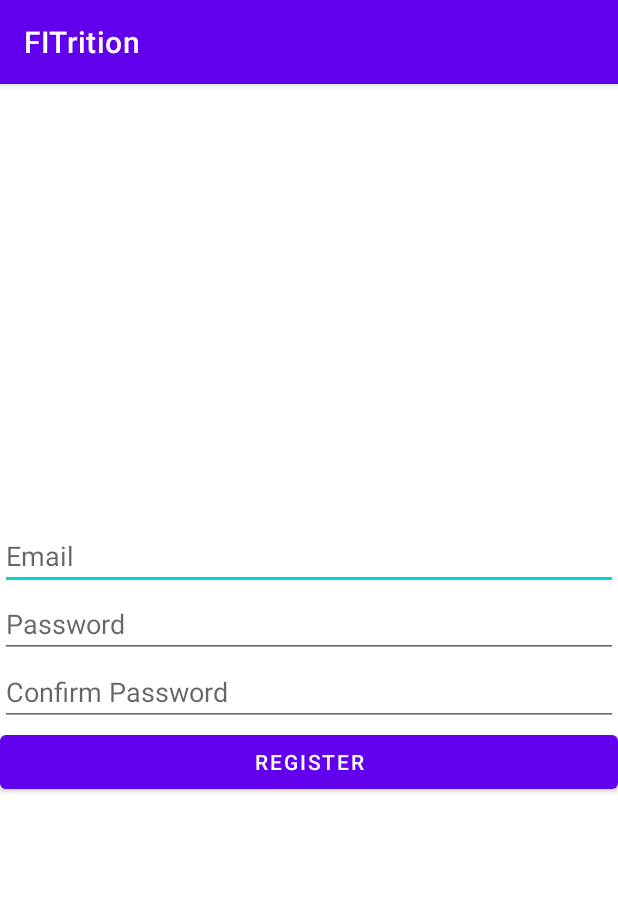
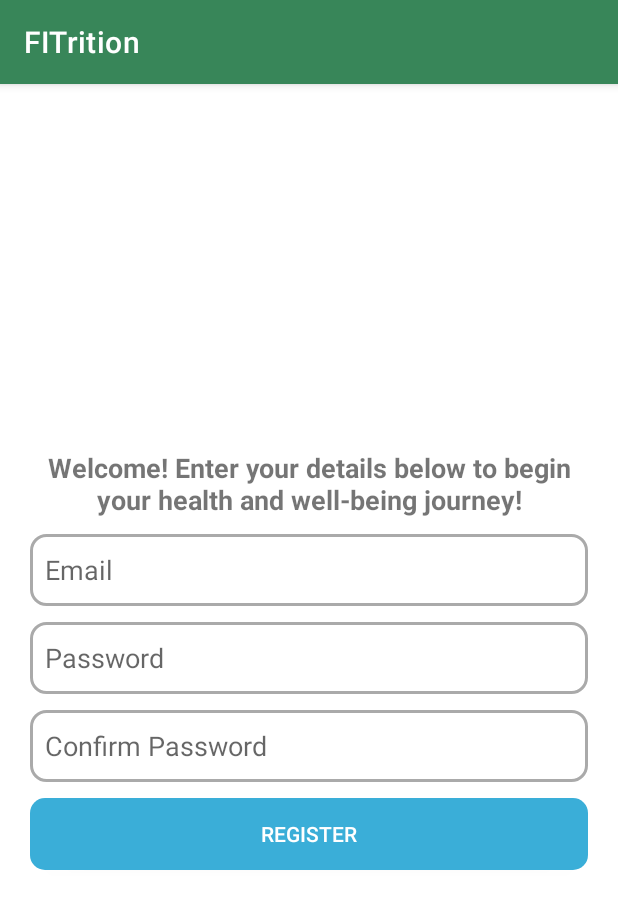
Before and after one commit to nextedoff/FITrition, an Android app: the RegisterActivity screen opened directly, with no data from a screen before it, on a phone screen of 412 x 824 dp. Shown: the top 909 px of the screen. Run offline under Robolectric (Android 15) with nearby library versions, the phone set to English and light mode, and no system bars.

Commit message:
Update styling of main activity and register activity

```diff
--- /dev/null
+++ b/app/src/main/res/drawable-v24/register_register_button.xml
@@ -0,0 +1,6 @@
+<?xml version="1.0" encoding="utf-8"?>
+<shape xmlns:android="http://schemas.android.com/apk/res/android">
+    <corners android:radius="10dp"/>
+    <solid android:color="@color/cerulean_crayola"/>
+    <size android:height="48dp"/>
+</shape>
--- /dev/null
+++ b/app/src/main/res/drawable-v24/register_text_field.xml
@@ -0,0 +1,8 @@
+<?xml version="1.0" encoding="utf-8"?>
+<shape xmlns:android="http://schemas.android.com/apk/res/android">
+    <corners android:radius="10dp"/>
+    <stroke android:width="2dp" android:color="@android:color/darker_gray"/>
+    <solid android:color="@android:color/transparent"/>
+    <size android:height="48dp" />
+    <padding android:right="10dp" android:left="10dp" android:top="10dp" android:bottom="10dp" />
+</shape>
--- /dev/null
+++ b/app/src/main/res/drawable/main_register_button.xml
@@ -0,0 +1,6 @@
+<?xml version="1.0" encoding="utf-8"?>
+<shape xmlns:android="http://schemas.android.com/apk/res/android">
+    <corners android:radius="10dp"/>
+    <solid android:color="@color/cerulean_crayola"/>
+    <size android:height="48dp"/>
+</shape>
--- a/app/src/main/res/layout/activity_main.xml
+++ b/app/src/main/res/layout/activity_main.xml
@@ -5,7 +5,8 @@
     android:layout_width="match_parent"
     android:layout_height="match_parent"
     tools:context=".MainActivity"
-    android:orientation="vertical">
+    android:orientation="vertical"
+    android:layout_marginHorizontal="20dp">
 
     <TextView
         android:layout_width="match_parent"
@@ -25,14 +26,19 @@
             android:id="@+id/main_register_button"
             android:layout_width="match_parent"
             android:layout_height="wrap_content"
-            android:text="@string/register" />
+            android:background="@drawable/main_register_button"
+            android:text="@string/register"
+            android:textColor="@color/white"
+            android:layout_marginVertical="5dp"/>
 
         <androidx.appcompat.widget.AppCompatButton
             android:id="@+id/main_login_button"
             android:layout_width="match_parent"
             android:layout_height="wrap_content"
             android:text="@string/log_in"
-            android:background="@android:color/transparent" />
+            android:background="@android:color/transparent"
+            android:textColor="@color/cerulean_crayola"
+            android:layout_marginVertical="5dp"/>
 
     </LinearLayout>
 
--- a/app/src/main/res/layout/activity_register.xml
+++ b/app/src/main/res/layout/activity_register.xml
@@ -6,33 +6,51 @@
     android:layout_height="match_parent"
     tools:context=".RegisterActivity"
     android:orientation="vertical"
-    android:gravity="center">
+    android:gravity="center"
+    android:layout_marginHorizontal="20dp">
 
+    <androidx.appcompat.widget.AppCompatTextView
+        android:layout_width="match_parent"
+        android:layout_height="wrap_content"
+        android:text="@string/register_message"
+        android:textStyle="bold"
+        android:textSize="18dp"
+        android:gravity="center"
+        android:layout_marginVertical="5dp"/>
     <androidx.appcompat.widget.AppCompatEditText
         android:id="@+id/email"
         android:layout_width="match_parent"
         android:layout_height="wrap_content"
         android:hint="@string/email"
-        android:inputType="textEmailAddress"/>
+        android:inputType="textEmailAddress"
+        android:background="@drawable/register_text_field"
+        android:layout_marginVertical="5dp"/>
 
     <androidx.appcompat.widget.AppCompatEditText
         android:id="@+id/password"
         android:layout_width="match_parent"
         android:layout_height="wrap_content"
         android:hint="@string/password"
-        android:inputType="textPassword" />
+        android:inputType="textPassword"
+        android:background="@drawable/register_text_field"
+        android:layout_marginVertical="5dp"/>
 
     <androidx.appcompat.widget.AppCompatEditText
         android:id="@+id/confirm_password"
         android:layout_width="match_parent"
         android:layout_height="wrap_content"
         android:hint="@string/confirm_password"
-        android:inputType="textPassword"/>
+        android:inputType="textPassword"
+        android:background="@drawable/register_text_field"
+        android:layout_marginVertical="5dp"/>
 
-    <Button
+    <androidx.appcompat.widget.AppCompatButton
         android:id="@+id/register"
         android:layout_width="match_parent"
         android:layout_height="wrap_content"
-        android:text="@string/register" />
+        android:text="@string/register"
+        android:background="@drawable/register_register_button"
+        android:textColor="@color/white"
+        android:layout_marginVertical="5dp"/>
 
 </LinearLayout>
--- a/app/src/main/res/values-night/themes.xml
+++ b/app/src/main/res/values-night/themes.xml
@@ -2,13 +2,13 @@
     <!-- Base application theme. -->
     <style name="Theme.FITrition" parent="Theme.MaterialComponents.DayNight.DarkActionBar">
         <!-- Primary brand color. -->
-        <item name="colorPrimary">@color/purple_200</item>
-        <item name="colorPrimaryVariant">@color/purple_700</item>
+        <item name="colorPrimary">@color/sea_green</item>
+        <item name="colorPrimaryVariant">@color/medium_sea_green</item>
         <item name="colorOnPrimary">@color/black</item>
         <!-- Secondary brand color. -->
-        <item name="colorSecondary">@color/teal_200</item>
-        <item name="colorSecondaryVariant">@color/teal_200</item>
-        <item name="colorOnSecondary">@color/black</item>
+        <item name="colorSecondary">@color/cerulean_crayola</item>
+        <item name="colorSecondaryVariant">@color/sky_blue_crayola</item>
+        <item name="colorOnSecondary">@color/white</item>
         <!-- Status bar color. -->
         <item name="android:statusBarColor" tools:targetApi="l">?attr/colorPrimaryVariant</item>
         <!-- Customize your theme here. -->
--- a/app/src/main/res/values/colors.xml
+++ b/app/src/main/res/values/colors.xml
@@ -1,10 +1,11 @@
 <?xml version="1.0" encoding="utf-8"?>
 <resources>
-    <color name="purple_200">#FFBB86FC</color>
-    <color name="purple_500">#FF6200EE</color>
-    <color name="purple_700">#FF3700B3</color>
-    <color name="teal_200">#FF03DAC5</color>
-    <color name="teal_700">#FF018786</color>
+    <color name="sea_green">#FF388659</color>
+    <color name="medium_sea_green">#FF52AA5E</color>
+    <color name="msu_green">#FF214537</color>
+    <color name="cerulean_crayola">#FF3AAED8</color>
+    <color name="sky_blue_crayola">#5DE1FE</color>
+
     <color name="black">#FF000000</color>
     <color name="white">#FFFFFFFF</color>
 </resources>
--- a/app/src/main/res/values/strings.xml
+++ b/app/src/main/res/values/strings.xml
@@ -7,4 +7,5 @@
     <string name="email">Email</string>
     <string name="password">Password</string>
     <string name="confirm_password">Confirm Password</string>
+    <string name="register_message">Welcome! Enter your details below to begin your health and well-being journey!</string>
 </resources>
--- a/app/src/main/res/values/themes.xml
+++ b/app/src/main/res/values/themes.xml
@@ -2,13 +2,13 @@
     <!-- Base application theme. -->
     <style name="Theme.FITrition" parent="Theme.MaterialComponents.DayNight.DarkActionBar">
         <!-- Primary brand color. -->
-        <item name="colorPrimary">@color/purple_500</item>
-        <item name="colorPrimaryVariant">@color/purple_700</item>
-        <item name="colorOnPrimary">@color/white</item>
+        <item name="colorPrimary">@color/sea_green</item>
+        <item name="colorPrimaryVariant">@color/medium_sea_green</item>
+        <item name="colorOnPrimary">@color/black</item>
         <!-- Secondary brand color. -->
-        <item name="colorSecondary">@color/teal_200</item>
-        <item name="colorSecondaryVariant">@color/teal_700</item>
-        <item name="colorOnSecondary">@color/black</item>
+        <item name="colorSecondary">@color/cerulean_crayola</item>
+        <item name="colorSecondaryVariant">@color/sky_blue_crayola</item>
+        <item name="colorOnSecondary">@color/white</item>
         <!-- Status bar color. -->
         <item name="android:statusBarColor" tools:targetApi="l">?attr/colorPrimaryVariant</item>
         <!-- Customize your theme here. -->
```
